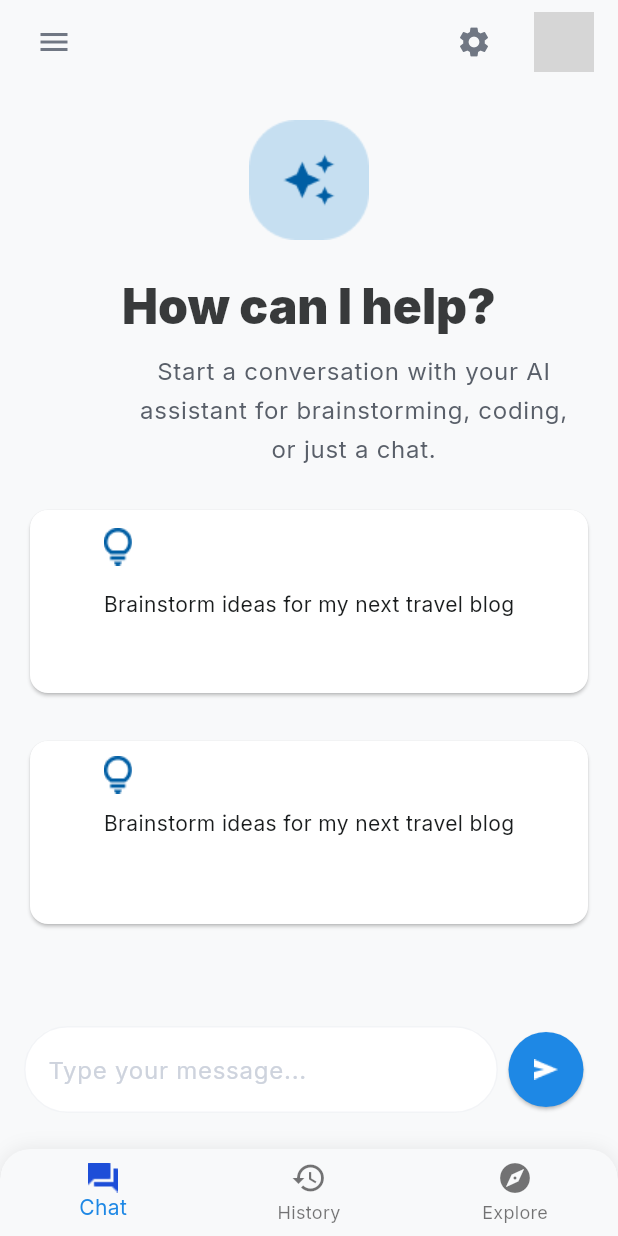
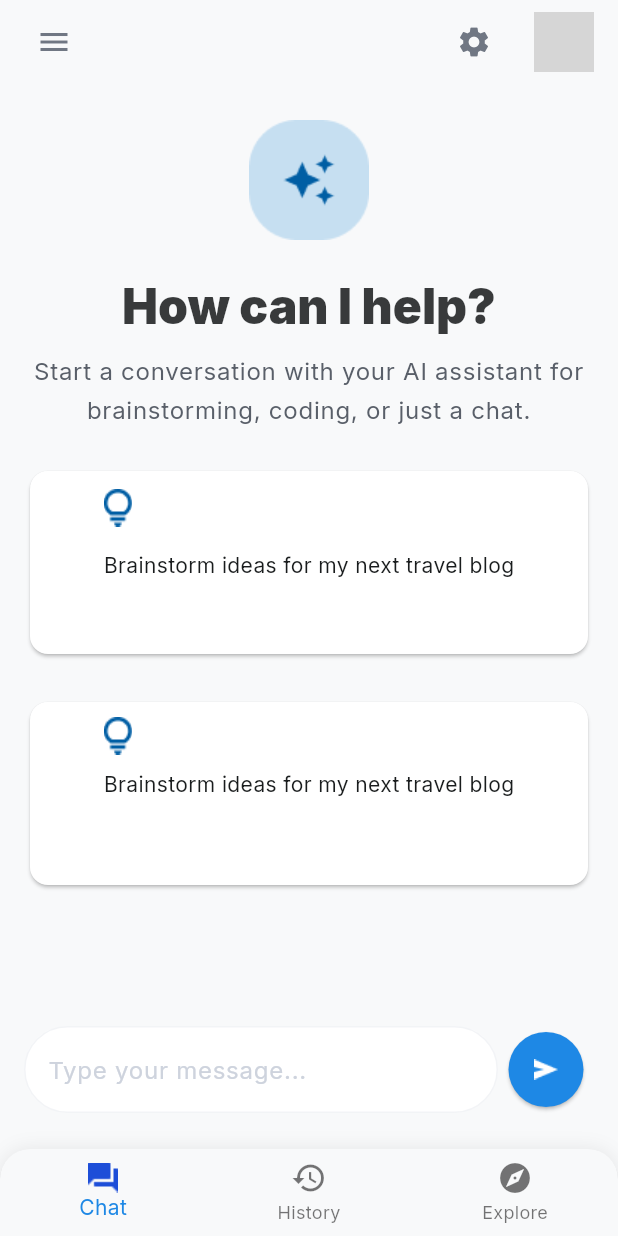
Before and after one commit to Abdalla-Medhat/AI-Chatbot, a Flutter app: the Home screen opened by its route, on a phone screen of 412 x 824 dp. Run offline on Flutter 3.47's test engine with Material 3 defaults, Android fonts, the phone set to English and light mode, and no system bars; our stand-ins replace get, lucide_icons, sqflite; accounts and stored records are empty; grey boxes are pictures that could not be loaded.

Commit message:
Improvements: Improve the Dark theme and home screen.

```diff
--- a/lib/theme/colors/darkcolors.dart
+++ b/lib/theme/colors/darkcolors.dart
@@ -6,7 +6,7 @@ class DarkColors {
   static const Color surface = Color(0xff111415);
   static const Color surfaceDim = Color(0xff111415);
   static const Color surfaceBright = Color(0xff222526);
-  static const Color surfaceContainerLowest = Color(0xff090b0c);
+  static const Color surfaceContainerLowest = Color.fromARGB(255, 44, 70, 92);
   static const Color surfaceContainerLow = Color(0xff191c1d);
   static const Color surfaceContainer = Color(0xff1d2021);
   static const Color surfaceContainerHigh = Color(0xff282a2b);
--- a/lib/theme/themes.dart
+++ b/lib/theme/themes.dart
@@ -129,6 +129,8 @@ class AppThemes {
           onInverseSurface: DarkColors.inverseOnSurface,
           inversePrimary: DarkColors.inversePrimary,
           surfaceTint: DarkColors.surfaceTint,
+          surfaceContainerLow: DarkColors.surfaceContainerLow,
+          surfaceContainerLowest: DarkColors.surfaceContainerLowest,
         ),
   );
 }
--- a/lib/view/home.dart
+++ b/lib/view/home.dart
@@ -497,15 +497,17 @@ class Home extends StatelessWidget {
                                       ),
                                 ),
                                 SizedBox(height: 10),
-                                Text(
-                                  textAlign: TextAlign.center,
-                                  """
-            Start a conversation with your AI
-            assistant for brainstorming, coding,
-            or just a chat.""",
-                                  style: theme.textTheme.bodyLarge!.copyWith(
-                                    color: theme.colorScheme.onSurfaceVariant
-                                        .withAlpha(220),
+                                Padding(
+                                  padding: const EdgeInsets.symmetric(
+                                    horizontal: Sizes.containerMargin,
+                                  ),
+                                  child: Text(
+                                    textAlign: TextAlign.center,
+                                    "Start a conversation with your AI assistant for brainstorming, coding, or just a chat.",
+                                    style: theme.textTheme.bodyLarge!.copyWith(
+                                      color: theme.colorScheme.onSurfaceVariant
+                                          .withAlpha(220),
+                                    ),
                                   ),
                                 ),
                               ],
```
